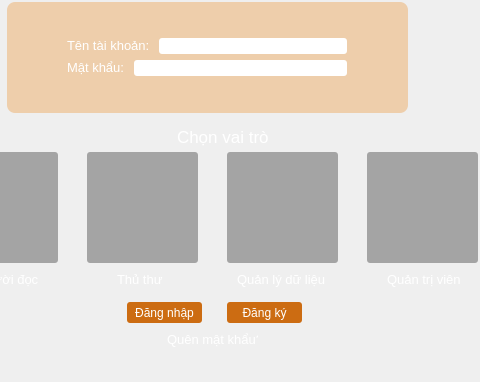
First picture: the form in LIBPRO/LIBPRO.ui, repository DevilTitan/DevilTitan-LIBPRO, before the edit; both pictures show x 173 to 653 and y 118 to 500 of the 800 by 500 pixel window.
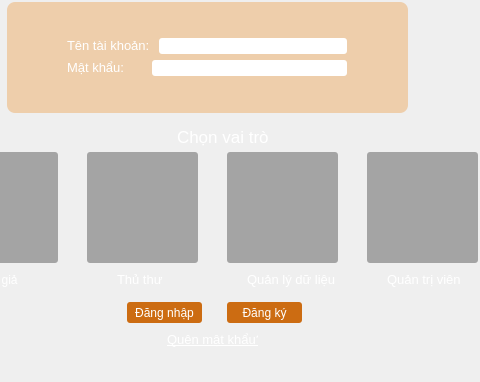
Second picture: the form after the edit. Icons and pictures are not drawn.

Commit message: echo password

```diff
--- a/LIBPRO/LIBPRO.ui
+++ b/LIBPRO/LIBPRO.ui
@@ -43,8 +43,8 @@
   </property>
   <property name="styleSheet">
    <string notr="true">#centralWidget{
-box-shadow: 10px 10px 5px #888888;
-border-image: url(:/appscreen/Resources/appscreen/login-background.png);
+	background: url(:/appscreen/Resources/appscreen/login-background.png) center center fixed;
+
 }
 #userForm
 {
@@ -61,7 +61,7 @@
 border-radius: 3px;
 }
 QLabel{
-font: 10pt &quot;Calibri&quot;;
+font: 10pt &quot;Roboto&quot;;
 }
 
 </string>
@@ -154,8 +154,11 @@
       <height>16</height>
      </rect>
     </property>
+    <property name="styleSheet">
+     <string notr="true">font-style: underline;</string>
+    </property>
     <property name="text">
-     <string>&lt;html&gt;&lt;head/&gt;&lt;body&gt;&lt;p&gt;&lt;span style=&quot; font-size:10pt; color:#ffffff;&quot;&gt;Quên mật khẩu?&lt;/span&gt;&lt;/p&gt;&lt;/body&gt;&lt;/html&gt;</string>
+     <string>&lt;html&gt;&lt;head/&gt;&lt;body&gt;&lt;p&gt;&lt;u&gt;&lt;span style=&quot; font-size:10pt; color:#ffffff;&quot;&gt;Quên mật khẩu?&lt;/span&gt;&lt;/u&gt;&lt;/p&gt;&lt;/body&gt;&lt;/html&gt;</string>
     </property>
    </widget>
    <widget class="QLabel" name="roleLabel">
@@ -296,7 +299,7 @@
      <string notr="true"/>
     </property>
     <property name="text">
-     <string>&lt;html&gt;&lt;head/&gt;&lt;body&gt;&lt;p&gt;&lt;span style=&quot; font-size:10pt; color:#ffffff;&quot;&gt;Người đọc&lt;/span&gt;&lt;/p&gt;&lt;/body&gt;&lt;/html&gt;</string>
+     <string>&lt;html&gt;&lt;head/&gt;&lt;body&gt;&lt;p&gt;&lt;span style=&quot; color:#ffffff;&quot;&gt;Độc giả&lt;/span&gt;&lt;/p&gt;&lt;/body&gt;&lt;/html&gt;</string>
     </property>
    </widget>
    <widget class="QLabel" name="administratorLabel">
@@ -315,7 +318,7 @@
    <widget class="QLabel" name="databaseLabel">
     <property name="geometry">
      <rect>
-      <x>410</x>
+      <x>420</x>
       <y>390</y>
       <width>91</width>
       <height>16</height>
@@ -407,8 +410,23 @@
        </item>
        <item>
         <widget class="QLineEdit" name="passwordLineEdit">
+         <property name="enabled">
+          <bool>true</bool>
+         </property>
+         <property name="sizePolicy">
+          <sizepolicy hsizetype="Maximum" vsizetype="Fixed">
+           <horstretch>0</horstretch>
+           <verstretch>0</verstretch>
+          </sizepolicy>
+         </property>
+         <property name="minimumSize">
+          <size>
+           <width>195</width>
+           <height>0</height>
+          </size>
+         </property>
          <property name="echoMode">
-          <enum>QLineEdit::Password</enum>
+          <enum>QLineEdit::PasswordEchoOnEdit</enum>
          </property>
         </widget>
        </item>
```
